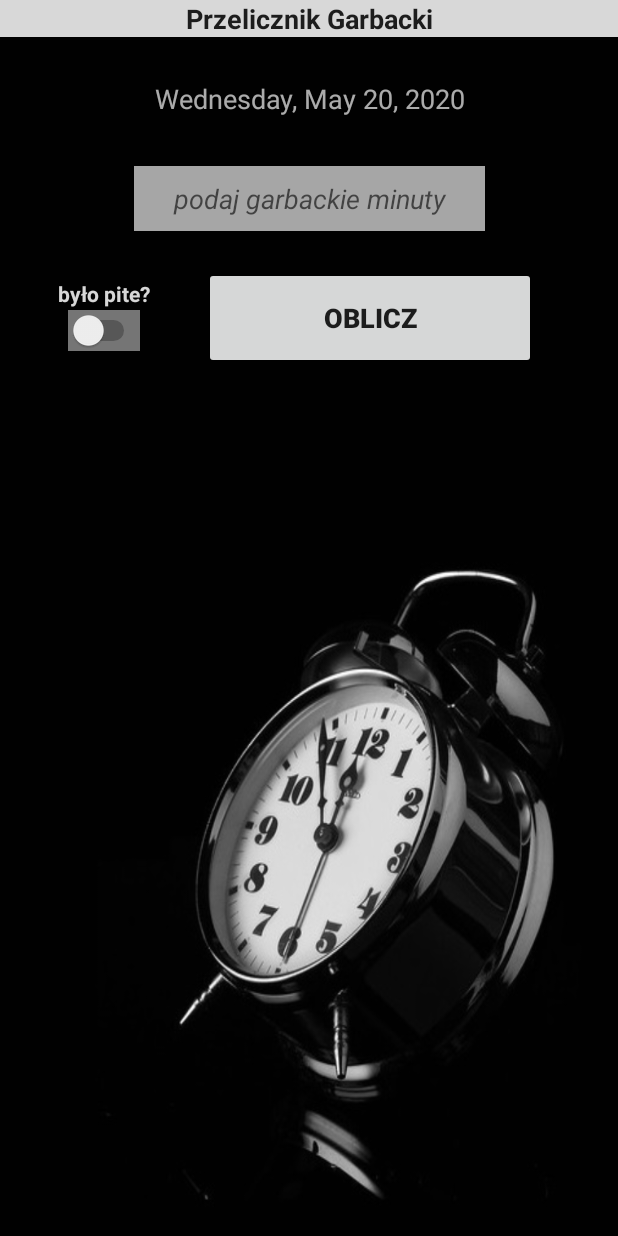
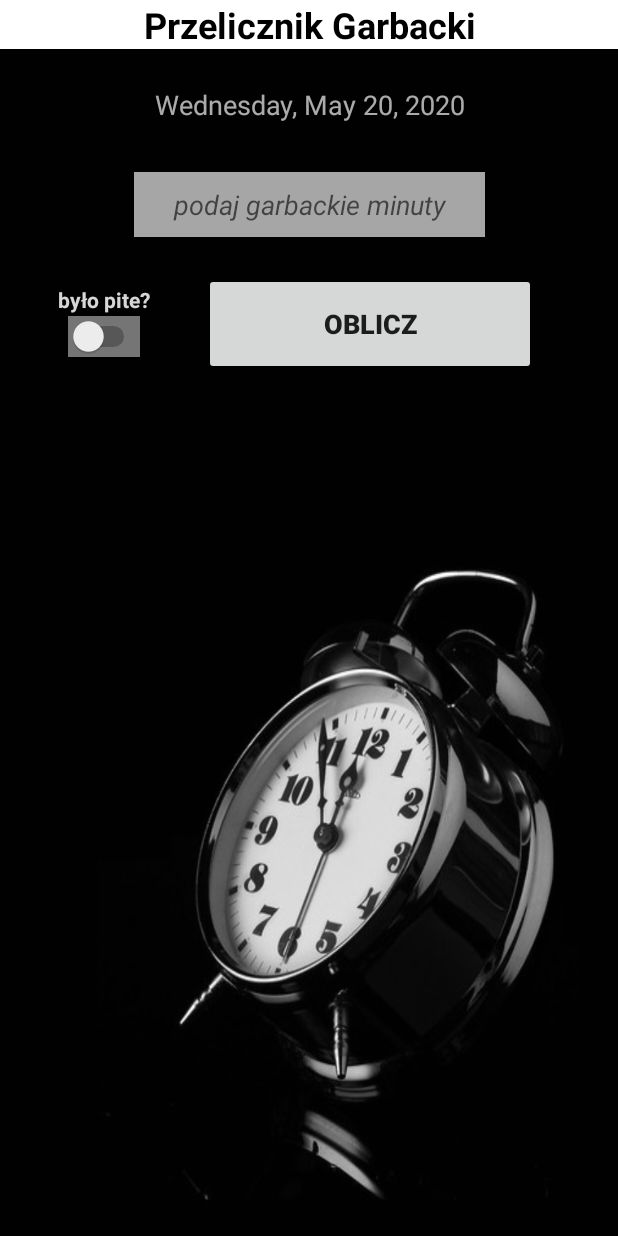
Before and after one commit to JakubMichalski4321/TimeCalculator, an Android app: the screen it shows after launch (MainActivity), on a phone screen of 412 x 824 dp. Run offline under Robolectric (Android 15) with nearby library versions, the phone set to English and light mode, and no system bars.

Commit message:
main bar change to uneditable

```diff
--- a/app/src/main/java/com/example/club27/MainActivity.java
+++ b/app/src/main/java/com/example/club27/MainActivity.java
@@ -18,6 +18,9 @@ public class MainActivity extends AppCompatActivity {
     protected void onCreate(Bundle savedInstanceState) {
         super.onCreate(savedInstanceState);
         setContentView(R.layout.activity_main);
+
+        TextView titleTextView = findViewById(R.id.textViewTitle);
+        titleTextView.setEnabled(false);
 
         final Button calculateButton = findViewById(R.id.obliczButton);
         final Switch wasHeDrinkingSwitch = findViewById(R.id.byloPiteSwitch);
--- a/app/src/main/res/layout/activity_main.xml
+++ b/app/src/main/res/layout/activity_main.xml
@@ -23,9 +23,9 @@
             android:id="@+id/currentTimeView"
             android:textSize="18sp"
             android:gravity="center"
-            app:layout_constraintTop_toBottomOf="@+id/editText5" android:layout_marginTop="20dp"
             app:layout_constraintStart_toStartOf="parent" app:layout_constraintEnd_toEndOf="parent"
-            android:textColor="#ABFFFFFF"/>
+            android:textColor="#ABFFFFFF" app:layout_constraintTop_toBottomOf="@+id/textViewTitle"
+            android:layout_marginTop="16dp"/>
     <TextView
             android:layout_width="271dp"
             android:layout_height="63dp"
@@ -35,17 +35,6 @@
             app:layout_constraintEnd_toEndOf="parent"
             app:layout_constraintStart_toStartOf="parent" app:layout_constraintTop_toBottomOf="@+id/obliczButton"
             android:layout_marginTop="20dp" android:textColor="#FFFFFF"/>
-    <EditText
-            android:layout_width="0dp"
-            android:layout_height="wrap_content"
-            android:inputType="textPersonName"
-            android:text="Przelicznik Garbacki"
-            android:ems="10"
-            android:id="@+id/editText5"
-            android:typeface="normal" android:textSize="18sp"
-            android:textStyle="bold" android:background="#D8FFFFFF"
-            android:gravity="center" app:layout_constraintTop_toTopOf="parent"
-            app:layout_constraintEnd_toEndOf="parent" app:layout_constraintStart_toStartOf="parent"/>
     <EditText
             android:layout_width="234dp"
             android:layout_height="43dp"
@@ -79,6 +68,14 @@
             app:layout_constraintTop_toBottomOf="@+id/minutesSetEditText"
             app:layout_constraintBottom_toTopOf="@+id/resultText" app:layout_constraintHorizontal_bias="0.519"
             app:layout_constraintVertical_bias="0.34" android:textStyle="bold"/>
+    <TextView
+            android:text="Przelicznik Garbacki"
+            android:layout_width="0dp"
+            android:layout_height="wrap_content"
+            android:id="@+id/textViewTitle"
+            app:layout_constraintTop_toTopOf="parent" android:textColor="#000000"
+            app:layout_constraintStart_toStartOf="parent" app:layout_constraintEnd_toEndOf="parent"
+            android:textStyle="bold" android:textSize="24sp" android:background="#FFFFFF" android:gravity="center"/>
 
 
 </androidx.constraintlayout.widget.ConstraintLayout>
```
